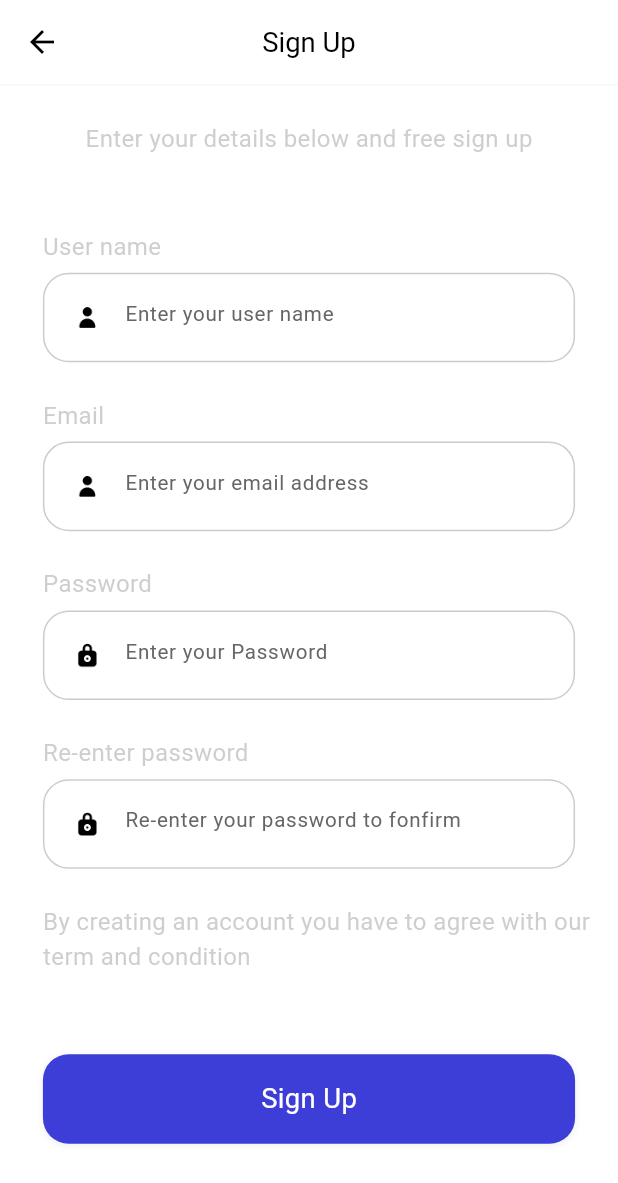
After one commit to Morteza-Rezaei/flutter_learning, a Flutter app: the Register screen opened by its route, on a phone screen of 412 x 824 dp. The commit adds this screen. Shown: the top 1183 px of the screen. Run offline on Flutter 3.47's test engine with Material 3 defaults, Android fonts, the light colour scheme and no system bars; our stand-ins replace cloud_firestore, dots_indicator, firebase_auth, firebase_core, flutter_bloc, flutter_screenutil and 2 more; accounts and stored records are empty; Roboto replaces fonts that are missing (Avenir).

Commit message:
S9:Register section

```diff
--- a/ulearning_app/lib/app_blocs.dart
+++ /dev/null
@@ -1,14 +0,0 @@
-import 'package:flutter_bloc/flutter_bloc.dart';
-import 'package:ulearning_app/app_events.dart';
-import 'package:ulearning_app/app_states.dart';
-
-class AppBlocs extends Bloc<AppEvents, AppStates> {
-  AppBlocs() : super(InitStates()) {
-    on<Increment>((event, emit) {
-      emit(AppStates(counter: state.counter + 1));
-    });
-    on<Decrement>((event, emit) {
-      emit(AppStates(counter: state.counter - 1));
-    });
-  }
-}
--- a/ulearning_app/lib/app_events.dart
+++ /dev/null
@@ -1,5 +0,0 @@
-class AppEvents {}
-
-class Increment extends AppEvents {}
-
-class Decrement extends AppEvents {}
--- a/ulearning_app/lib/pages/bloc_providers.dart
+++ b/ulearning_app/lib/pages/bloc_providers.dart
@@ -1,12 +1,12 @@
 import 'package:flutter_bloc/flutter_bloc.dart';
-import 'package:ulearning_app/app_blocs.dart';
+import 'package:ulearning_app/pages/register/bloc/register_blocs.dart';
 import 'package:ulearning_app/pages/sign_in/bloc/sign_in_blocs.dart';
 import 'package:ulearning_app/pages/welcome/bloc/welcome_blocs.dart';
 
 class AppBlocProviders {
   static get allBlocProviders => [
         BlocProvider(lazy: false, create: (context) => WelcomeBloc()),
-        BlocProvider(lazy: false, create: (context) => AppBlocs()),
         BlocProvider(create: (context) => SignInBloc()),
+        BlocProvider(create: (context) => RegisterBlocs()),
       ];
 }
--- /dev/null
+++ b/ulearning_app/lib/pages/common_widgets.dart
@@ -0,0 +1,210 @@
+import 'package:flutter/material.dart';
+import 'package:flutter_screenutil/flutter_screenutil.dart';
+import 'package:ulearning_app/common/values/colors.dart';
+
+AppBar buildAppBar(String type) {
+  return AppBar(
+    bottom: PreferredSize(
+      preferredSize: const Size.fromHeight(1.0),
+      child: Container(
+        color: AppColors.primarySecondaryBackground,
+        // height defines the thickness of the line
+        height: 1.0,
+      ),
+    ),
+    centerTitle: true,
+    title: Text(
+      type,
+      style: TextStyle(
+        color: AppColors.primaryText,
+        fontSize: 16.sp,
+        fontWeight: FontWeight.normal,
+      ),
+    ),
+  );
+}
+
+// we need context for accessing bloc
+Widget buildThirdPartyLogin(BuildContext context) {
+  return Container(
+    margin: EdgeInsets.only(top: 40.h, bottom: 20.h),
+    padding: EdgeInsets.only(left: 25.w, right: 25.w),
+    child: Row(
+      mainAxisAlignment: MainAxisAlignment.spaceAround,
+      children: [
+        _reusableIcons('google'),
+        _reusableIcons('apple'),
+        _reusableIcons('facebook'),
+      ],
+    ),
+  );
+}
+
+Widget _reusableIcons(String iconName) {
+  return GestureDetector(
+    onTap: () {},
+    child: SizedBox(
+      width: 40.w,
+      height: 40.w,
+      child: Image.asset('assets/icons/$iconName.png'),
+    ),
+  );
+}
+
+Widget reusableText(String text) {
+  return Container(
+    margin: EdgeInsets.only(
+      bottom: 5.h,
+    ),
+    child: Text(
+      text,
+      style: TextStyle(
+        color: Colors.grey.withOpacity(0.5),
+        fontSize: 14.sp,
+        fontWeight: FontWeight.normal,
+      ),
+    ),
+  );
+}
+
+Widget buildTextField(String hintText, String textType, String iconName,
+    void Function(String value)? func) {
+  return Container(
+      width: 325.w,
+      height: 50.h,
+      margin: EdgeInsets.only(
+        bottom: 20.h,
+      ),
+      decoration: BoxDecoration(
+        color: Colors.white,
+        borderRadius: BorderRadius.circular(15.r),
+        border: Border.all(
+          color: AppColors.primaryFourElementText,
+        ),
+      ),
+      child: Row(
+        children: [
+          Container(
+            width: 16.w,
+            height: 16.h,
+            margin: EdgeInsets.only(
+              left: 17.w,
+            ),
+            child: Image.asset('assets/icons/$iconName.png'),
+          ),
+          Container(
+            width: 270.w,
+            height: 50.h,
+            child: TextField(
+              onChanged: (value) => func!(value),
+              keyboardType: textType == 'email'
+                  ? TextInputType.emailAddress
+                  : TextInputType.text,
+              decoration: InputDecoration(
+                hintText: hintText,
+                border: const OutlineInputBorder(
+                  borderSide: BorderSide(
+                    color: Colors.transparent,
+                  ),
+                ),
+                enabledBorder: const OutlineInputBorder(
+                  borderSide: BorderSide(
+                    color: Colors.transparent,
+                  ),
+                ),
+                disabledBorder: const OutlineInputBorder(
+                  borderSide: BorderSide(
+                    color: Colors.transparent,
+                  ),
+                ),
+                focusedBorder: const OutlineInputBorder(
+                  borderSide: BorderSide(
+                    color: Colors.transparent,
+                  ),
+                ),
+                hintStyle: const TextStyle(
+                  color: AppColors.primarySecondaryElementText,
+                ),
+              ),
+              style: TextStyle(
+                color: AppColors.primaryText,
+                fontFamily: 'Avenir',
+                fontSize: 12.sp,
+                fontWeight: FontWeight.normal,
+              ),
+              autocorrect: false,
+              obscureText: textType == 'password' ? true : false,
+            ),
+          )
+        ],
+      ));
+}
+
+Widget forgotPassword() {
+  return Container(
+    margin: EdgeInsets.only(
+      left: 25.w,
+    ),
+    width: 260.w,
+    height: 44.h,
+    child: GestureDetector(
+      onTap: () {},
+      child: Text(
+        'Forgot Password?',
+        style: TextStyle(
+          color: AppColors.primaryText,
+          fontSize: 12.sp,
+          decoration: TextDecoration.underline,
+          decorationColor: AppColors.primaryText,
+        ),
+      ),
+    ),
+  );
+}
+
+Widget buildLogInAndRegButton(
+    String buttonName, String buttonType, void Function()? func) {
+  return GestureDetector(
+    onTap: func,
+    child: Container(
+        margin: EdgeInsets.only(
+          top: buttonType == 'login' ? 40.h : 20.h,
+          left: 25.w,
+          right: 25.w,
+        ),
+        width: 325.w,
+        height: 50.h,
+        decoration: BoxDecoration(
+          color: buttonType == 'login'
+              ? AppColors.primaryElement
+              : AppColors.primaryBackground,
+          borderRadius: BorderRadius.circular(15.w),
+          border: Border.all(
+            //check for registration button border color
+            color: buttonType == 'login'
+                ? Colors.transparent
+                : AppColors.primaryFourElementText,
+          ),
+          boxShadow: [
+            BoxShadow(
+              color: Colors.grey.withOpacity(0.1),
+              spreadRadius: 1,
+              blurRadius: 2,
+              offset: const Offset(0, 1),
+            ),
+          ],
+        ),
+        child: Center(
+          child: Text(
+            buttonName,
+            style: TextStyle(
+              color: buttonType == 'login'
+                  ? AppColors.primaryBackground
+                  : AppColors.primaryText,
+              fontSize: 16.sp,
+              fontWeight: FontWeight.normal,
+            ),
+          ),
+        )),
+  );
+}
--- /dev/null
+++ b/ulearning_app/lib/pages/register/bloc/register_blocs.dart
@@ -0,0 +1,32 @@
+import 'package:flutter_bloc/flutter_bloc.dart';
+import 'package:ulearning_app/pages/register/bloc/register_events.dart';
+import 'package:ulearning_app/pages/register/bloc/register_states.dart';
+
+class RegisterBlocs extends Bloc<RegisterEvent, RegisterStates> {
+  RegisterBlocs() : super(const RegisterStates()) {
+    on<UserNameEvent>(_userNameEvent);
+    on<EmailEvent>(_emailEvent);
+    on<PasswordEvent>(_passwordEvent);
+    on<RePasswordEvent>(_rePasswordEvent);
+  }
+
+  void _userNameEvent(UserNameEvent event, Emitter<RegisterStates> emit) {
+    print('${event.userName}');
+    emit(state.copyWith(userName: event.userName));
+  }
+
+  void _emailEvent(EmailEvent event, Emitter<RegisterStates> emit) {
+    print('${event.email}');
+    emit(state.copyWith(email: event.email));
+  }
+
+  void _passwordEvent(PasswordEvent event, Emitter<RegisterStates> emit) {
+    print('${event.password}');
+    emit(state.copyWith(password: event.password));
+  }
+
+  void _rePasswordEvent(RePasswordEvent event, Emitter<RegisterStates> emit) {
+    print('${event.rePassword}');
+    emit(state.copyWith(rePassword: event.rePassword));
+  }
+}
--- /dev/null
+++ b/ulearning_app/lib/pages/register/bloc/register_events.dart
@@ -0,0 +1,23 @@
+abstract class RegisterEvent {
+  const RegisterEvent();
+}
+
+class UserNameEvent extends RegisterEvent {
+  final String userName;
+  const UserNameEvent(this.userName);
+}
+
+class EmailEvent extends RegisterEvent {
+  final String email;
+  const EmailEvent(this.email);
+}
+
+class PasswordEvent extends RegisterEvent {
+  final String password;
+  const PasswordEvent(this.password);
+}
+
+class RePasswordEvent extends RegisterEvent {
+  final String rePassword;
+  const RePasswordEvent(this.rePassword);
+}
--- /dev/null
+++ b/ulearning_app/lib/pages/register/bloc/register_states.dart
@@ -0,0 +1,27 @@
+class RegisterStates {
+  final String userName;
+  final String email;
+  final String password;
+  final String rePassword;
+
+  const RegisterStates({
+    this.userName = '',
+    this.email = '',
+    this.password = '',
+    this.rePassword = '',
+  });
+
+  RegisterStates copyWith({
+    String? userName,
+    String? email,
+    String? password,
+    String? rePassword,
+  }) {
+    return RegisterStates(
+      userName: userName ?? this.userName,
+      email: email ?? this.email,
+      password: password ?? this.password,
+      rePassword: rePassword ?? this.rePassword,
+    );
+  }
+}
--- /dev/null
+++ b/ulearning_app/lib/pages/register/register.dart
@@ -0,0 +1,93 @@
+import 'package:flutter/material.dart';
+import 'package:flutter_bloc/flutter_bloc.dart';
+import 'package:flutter_screenutil/flutter_screenutil.dart';
+import 'package:ulearning_app/pages/common_widgets.dart';
+import 'package:ulearning_app/pages/register/bloc/register_blocs.dart';
+import 'package:ulearning_app/pages/register/bloc/register_events.dart';
+import 'package:ulearning_app/pages/register/bloc/register_states.dart';
+
+class Register extends StatefulWidget {
+  const Register({super.key});
+
+  @override
+  State<Register> createState() => _RegisterState();
+}
+
+class _RegisterState extends State<Register> {
+  @override
+  Widget build(BuildContext context) {
+    return BlocBuilder<RegisterBlocs, RegisterStates>(
+      builder: (context, state) {
+        return Container(
+          color: Colors.white,
+          child: Scaffold(
+              backgroundColor: Colors.white,
+              appBar: buildAppBar('Sign Up'),
+              body: SingleChildScrollView(
+                child: Column(
+                  crossAxisAlignment: CrossAxisAlignment.start,
+                  children: [
+                    SizedBox(height: 20.h),
+                    Center(
+                        child: reusableText(
+                            'Enter your details below and free sign up')),
+                    Container(
+                      margin: EdgeInsets.only(
+                        top: 36.h,
+                      ),
+                      padding: EdgeInsets.only(
+                        left: 25.w,
+                        right: 25.w,
+                      ),
+                      child: Column(
+                        crossAxisAlignment: CrossAxisAlignment.start,
+                        children: [
+                          reusableText('User name'),
+                          buildTextField('Enter your user name', 'name', 'user',
+                              (value) {
+                            context
+                                .read<RegisterBlocs>()
+                                .add(UserNameEvent(value));
+                          }),
+                          reusableText('Email'),
+                          buildTextField(
+                              'Enter your email address', 'email', 'user',
+                              (value) {
+                            context
+                                .read<RegisterBlocs>()
+                                .add(EmailEvent(value));
+                          }),
+                          reusableText('Password'),
+                          buildTextField(
+                              'Enter your Password', 'password', 'lock',
+                              (value) {
+                            context
+                                .read<RegisterBlocs>()
+                                .add(PasswordEvent(value));
+                          }),
+                          reusableText('Re-enter password'),
+                          buildTextField('Re-enter your password to fonfirm',
+                              'password', 'lock', (value) {
+                            context
+                                .read<RegisterBlocs>()
+                                .add(RePasswordEvent(value));
+                          }),
+                        ],
+                      ),
+                    ),
+                    Container(
+                      margin: EdgeInsets.only(left: 25.w),
+                      child: reusableText(
+                          'By creating an account you have to agree with our term and condition'),
+                    ),
+                    buildLogInAndRegButton('Sign Up', 'login', () {
+                      Navigator.of(context).pushNamed('signIn');
+                    }),
+                  ],
+                ),
+              )),
+        );
+      },
+    );
+  }
+}
```
Also changed, not shown: ulearning_app/lib/app_states.dart (deleted, +0 -8 lines), ulearning_app/lib/main.dart (+6 -61 lines), ulearning_app/lib/pages/sign_in/sign_in.dart (+6 -4 lines), ulearning_app/lib/pages/register/register_controller.dart (added).
